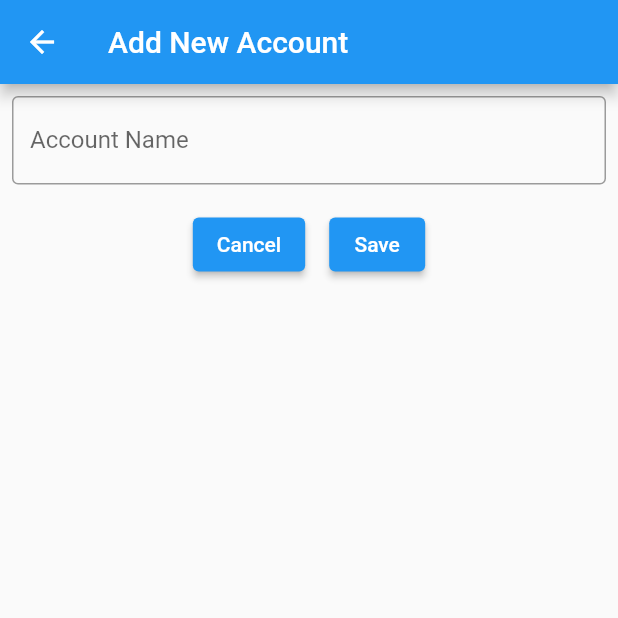
After one commit to Ashish131294/account_manager, a Flutter app: the insert screen opened directly, after a tap on "Cancel", after a tap on the "add" icon, on a phone screen of 412 x 824 dp, the top half of it. The commit adds this screen. Run offline on Flutter 3.47's test engine with Material 2 defaults, Android fonts, the phone set to English and light mode, and no system bars; missing offline and left inert: flutter_screen_lock.

Commit message:
Initial commit

```diff
--- a/lib/Dashbord.dart
+++ b/lib/Dashbord.dart
@@ -1,3 +1,4 @@
+import 'package:account_manager/insert.dart';
 import 'package:account_manager/mydrawer.dart';
 import 'package:flutter/material.dart';
 
@@ -12,14 +13,13 @@ class _dashbordState extends State<dashbord> {
   @override
   Widget build(BuildContext context) {
     return Scaffold(
-      appBar: AppBar(
-        title: Text("Dashbord"),
-        actions: [
+      appBar: AppBar(title: Text("Dashbord"),
+          /*actions: [
           IconButton(
               onPressed: () {
                 showDialog(
                   context: context,
-//useSafeArea: true,
+                               //useSafeArea: true,
                   //barrierColor: Colors.transparent,
                   builder: (context) {
                     return Column(
@@ -34,8 +34,15 @@ class _dashbordState extends State<dashbord> {
                 );
               },
               icon: Icon(Icons.more_vert))
-        ],
-      ),
+        ],*/
+          actions: [
+            PopupMenuButton(
+              itemBuilder: (context) => [
+                PopupMenuItem(child: Text("Save as PDF")),
+                PopupMenuItem(child: Text("Save as Excel")),
+              ],
+            )
+          ]),
       drawer: Drawer(
           child: ListView(
         children: [
@@ -93,6 +100,16 @@ class _dashbordState extends State<dashbord> {
           ),
         ],
       )),
+      floatingActionButton: FloatingActionButton(
+        onPressed: () {
+          Navigator.push(context, MaterialPageRoute(
+            builder: (context) {
+              return insert();
+            },
+          ));
+        },
+        child: Icon(Icons.add),
+      ),
     );
   }
 }
--- /dev/null
+++ b/lib/insert.dart
@@ -0,0 +1,55 @@
+import 'package:account_manager/Dashbord.dart';
+import 'package:flutter/material.dart';
+
+class insert extends StatefulWidget {
+  const insert({Key? key}) : super(key: key);
+
+  @override
+  State<insert> createState() => _insertState();
+}
+
+class _insertState extends State<insert> {
+  TextEditingController t1 = TextEditingController();
+
+  @override
+  Widget build(BuildContext context) {
+    return Scaffold(
+      appBar: AppBar(
+        title: Text("Add New Account"),
+      ),
+      body: ListView(
+        children: [
+          Padding(
+            padding: const EdgeInsets.all(8.0),
+            child: TextField(
+              controller: t1,
+              decoration: InputDecoration(border: OutlineInputBorder(),
+              labelText: "Account Name"),
+            ),
+          ),
+          Row(
+            mainAxisAlignment: MainAxisAlignment.center,
+            children: [
+            Padding(
+              padding: const EdgeInsets.all(8.0),
+              child: ElevatedButton(onPressed: () {
+                Navigator.pushReplacement(context, MaterialPageRoute(builder: (context) {
+                  return dashbord();
+                },));
+
+
+              }, child: Text("Cancel")),
+            ),
+            Padding(
+              padding: const EdgeInsets.all(8.0),
+              child: ElevatedButton(onPressed: () {
+
+              }, child: Text("Save")),
+            )
+          ],)
+
+        ],
+      ),
+    );
+  }
+}
--- a/lib/main.dart
+++ b/lib/main.dart
@@ -1,4 +1,5 @@
 import 'package:account_manager/Dashbord.dart';
+import 'package:account_manager/insert.dart';
 import 'package:flutter/cupertino.dart';
 import 'package:flutter/material.dart';
 import 'package:flutter_screen_lock/flutter_screen_lock.dart';
@@ -57,6 +58,9 @@ class _passState extends State<pass> {
                             context: context,
                             correctString: '1234',
                           );
+                          /*Navigator.push(context, MaterialPageRoute(builder: (context) {
+                            return dashbord();
+                          },));*/
                         },
                         child: Text(
                           "CREATE PASSWORD",
--- a/pubspec.yaml
+++ b/pubspec.yaml
@@ -37,6 +37,7 @@ dependencies:
   # Use with the CupertinoIcons class for iOS style icons.
   cupertino_icons: ^1.0.2
   flutter_screen_lock:
+  sqflite:
 
 dev_dependencies:
   flutter_test:
```
Also changed, not shown: pubspec.lock, 1 other file.
